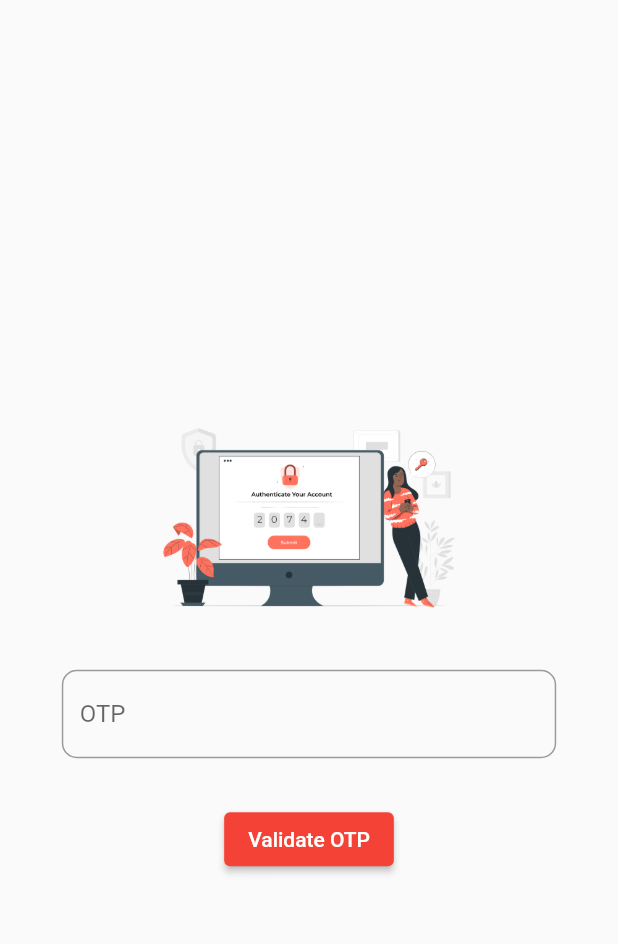
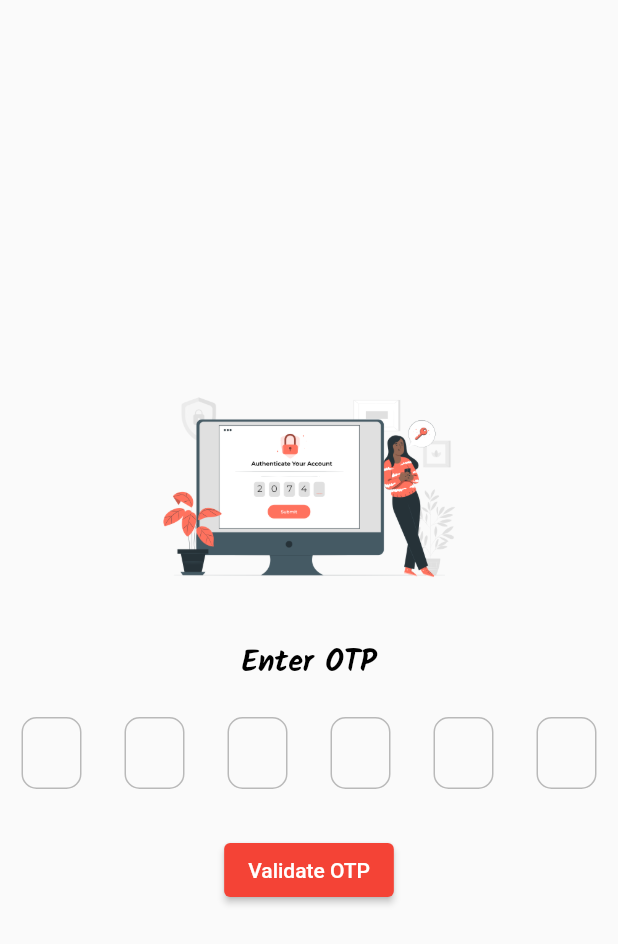
Before and after one commit to VinayaAugusthy/vokeo, a Flutter app: the OtpScreen screen opened directly, on a phone screen of 412 x 824 dp. Shown: the top 944 px of the screen. Run offline on Flutter 3.47's test engine with Material 2 defaults, Android fonts, the phone set to English and light mode, and no system bars; drawn by our look-alikes of otp_text_field; our stand-ins replace google_fonts.

```diff
--- a/lib/presentation/screens/otp_screen.dart
+++ b/lib/presentation/screens/otp_screen.dart
@@ -1,4 +1,6 @@
 import 'package:flutter/material.dart';
+import 'package:otp_text_field/otp_field.dart';
+import 'package:otp_text_field/style.dart';
 import 'package:vokeo/core/constants/constants.dart';
 import 'package:vokeo/presentation/widget/call_textField.dart';
 
@@ -16,9 +18,7 @@ class _OtpScreenState extends State<OtpScreen> {
   Widget build(BuildContext context) {
     Size size = MediaQuery.of(context).size;
     return Scaffold(
-      body: Padding(
-        padding: EdgeInsets.symmetric(horizontal: size.width * 0.1),
-        child: Center(
+      body: Center(
         child: Column(
           mainAxisAlignment: MainAxisAlignment.center,
           children: [
@@ -26,15 +26,34 @@ class _OtpScreenState extends State<OtpScreen> {
                 width: size.width / 2,
                 height: size.width / 2,
                 child: Image.asset('assets/images/otp.png')),
-              callTextField(
-                  labelName: 'OTP',
-                  controllerName: otpController,
-                  keys: TextInputType.number),
+            const Text(
+              'Enter OTP',
+              style: textBold,
+            ),
+            kheight20,
+            OTPTextField(
+              length: 6,
+              width: size.width,
+              fieldWidth: 40,
+              textFieldAlignment: MainAxisAlignment.spaceAround,
+              fieldStyle: FieldStyle.box,
+              outlineBorderRadius: 10,
+              onChanged: (value) {},
+            ),
+            // OTPTextField(
+            //   length: 5,
+            //   width: MediaQuery.of(context).size.width,
+            //   fieldWidth: 50,
+            //   style: TextStyle(fontSize: 17),
+            //   textFieldAlignment: MainAxisAlignment.spaceAround,
+            //   fieldStyle: FieldStyle.underline,
+            //   onCompleted: (pin) {
+            //     print("Completed: " + pin);
+            //   },
+            // ),
             kheight30,
-              ElevatedButton(
-                  onPressed: () {}, child: const Text('Validate OTP'))
+            ElevatedButton(onPressed: () {}, child: const Text('Validate OTP'))
           ],
-          ),
         ),
       ),
     );
```
Also changed, not shown: 3 other files. Lines whose indentation alone changed are shown as unchanged.
